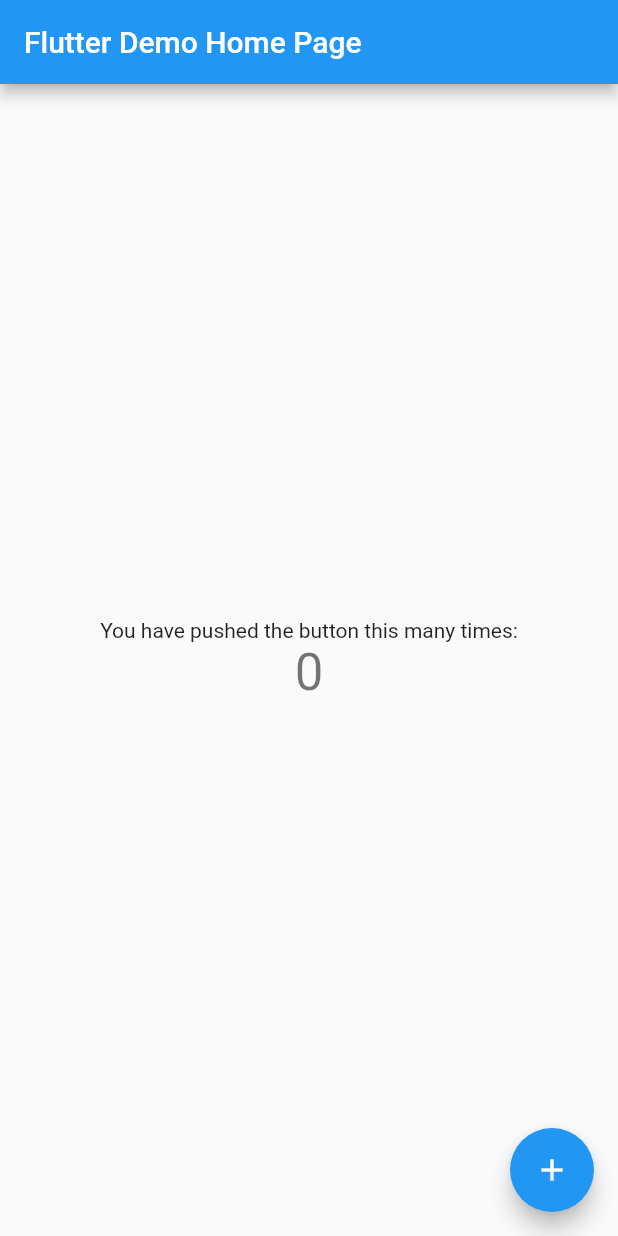
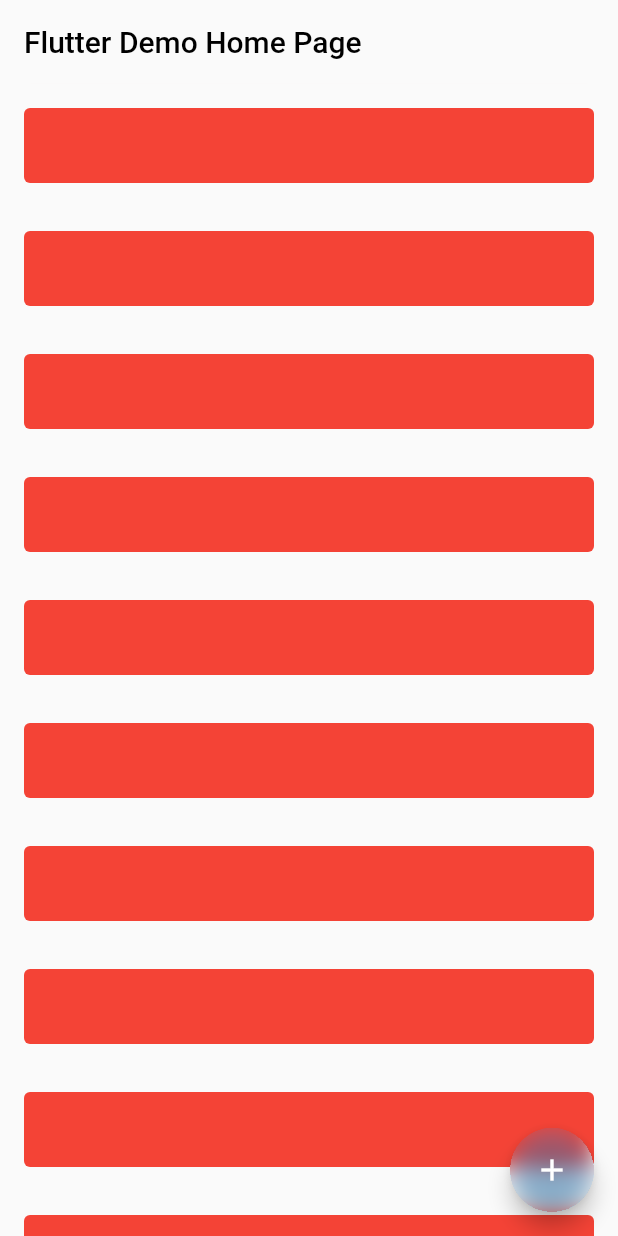
Before and after one commit to dev-bros-official/blur_widget, a Flutter app: the screen it shows after launch, on a phone screen of 412 x 824 dp. Run offline on Flutter 3.47's test engine with Material 2 defaults, Android fonts, the phone set to English and light mode, and no system bars.

Commit message:
refactored and added blur to app bar and floating action button

```diff
--- a/lib/main.dart
+++ b/lib/main.dart
@@ -1,3 +1,4 @@
+import 'package:blur_widget/presentation/home_screen.dart';
 import 'package:flutter/material.dart';
 
 void main() {
@@ -5,113 +6,15 @@ void main() {
 }
 
 class MyApp extends StatelessWidget {
-  // This widget is the root of your application.
   @override
   Widget build(BuildContext context) {
     return MaterialApp(
       title: 'Flutter Demo',
       theme: ThemeData(
-        // This is the theme of your application.
-        //
-        // Try running your application with "flutter run". You'll see the
-        // application has a blue toolbar. Then, without quitting the app, try
-        // changing the primarySwatch below to Colors.green and then invoke
-        // "hot reload" (press "r" in the console where you ran "flutter run",
-        // or simply save your changes to "hot reload" in a Flutter IDE).
-        // Notice that the counter didn't reset back to zero; the application
-        // is not restarted.
         primarySwatch: Colors.blue,
-        // This makes the visual density adapt to the platform that you run
-        // the app on. For desktop platforms, the controls will be smaller and
-        // closer together (more dense) than on mobile platforms.
         visualDensity: VisualDensity.adaptivePlatformDensity,
       ),
-      home: MyHomePage(title: 'Flutter Demo Home Page'),
+      home: HomeScreen(title: 'Flutter Demo Home Page'),
     );
   }
 }
-
-class MyHomePage extends StatefulWidget {
-  MyHomePage({Key key, this.title}) : super(key: key);
-
-  // This widget is the home page of your application. It is stateful, meaning
-  // that it has a State object (defined below) that contains fields that affect
-  // how it looks.
-
-  // This class is the configuration for the state. It holds the values (in this
-  // case the title) provided by the parent (in this case the App widget) and
-  // used by the build method of the State. Fields in a Widget subclass are
-  // always marked "final".
-
-  final String title;
-
-  @override
-  _MyHomePageState createState() => _MyHomePageState();
-}
-
-class _MyHomePageState extends State<MyHomePage> {
-  int _counter = 0;
-
-  void _incrementCounter() {
-    setState(() {
-      // This call to setState tells the Flutter framework that something has
-      // changed in this State, which causes it to rerun the build method below
-      // so that the display can reflect the updated values. If we changed
-      // _counter without calling setState(), then the build method would not be
-      // called again, and so nothing would appear to happen.
-      _counter++;
-    });
-  }
-
-  @override
-  Widget build(BuildContext context) {
-    // This method is rerun every time setState is called, for instance as done
-    // by the _incrementCounter method above.
-    //
-    // The Flutter framework has been optimized to make rerunning build methods
-    // fast, so that you can just rebuild anything that needs updating rather
-    // than having to individually change instances of widgets.
-    return Scaffold(
-      appBar: AppBar(
-        // Here we take the value from the MyHomePage object that was created by
-        // the App.build method, and use it to set our appbar title.
-        title: Text(widget.title),
-      ),
-      body: Center(
-        // Center is a layout widget. It takes a single child and positions it
-        // in the middle of the parent.
-        child: Column(
-          // Column is also a layout widget. It takes a list of children and
-          // arranges them vertically. By default, it sizes itself to fit its
-          // children horizontally, and tries to be as tall as its parent.
-          //
-          // Invoke "debug painting" (press "p" in the console, choose the
-          // "Toggle Debug Paint" action from the Flutter Inspector in Android
-          // Studio, or the "Toggle Debug Paint" command in Visual Studio Code)
-          // to see the wireframe for each widget.
-          //
-          // Column has various properties to control how it sizes itself and
-          // how it positions its children. Here we use mainAxisAlignment to
-          // center the children vertically; the main axis here is the vertical
-          // axis because Columns are vertical (the cross axis would be
-          // horizontal).
-          mainAxisAlignment: MainAxisAlignment.center,
-          children: <Widget>[
-            Text(
-              'You have pushed the button this many times:',
-            ),
-            Text(
-              '$_counter',
-              style: Theme.of(context).textTheme.headline4,
-            ),
-          ],
-        ),
-      ),
-      floatingActionButton: FloatingActionButton(
-        onPressed: _incrementCounter,
-        tooltip: 'Increment',
-        child: Icon(Icons.add),
-      ), // This trailing comma makes auto-formatting nicer for build methods.
-    );
-  }
-}
--- /dev/null
+++ b/lib/presentation/home_screen.dart
@@ -0,0 +1,79 @@
+import 'dart:ui';
+
+import 'package:flutter/material.dart';
+
+class HomeScreen extends StatefulWidget {
+  HomeScreen({Key key, this.title}) : super(key: key);
+
+  final String title;
+
+  @override
+  _MyHomePageState createState() => _MyHomePageState();
+}
+
+class _MyHomePageState extends State<HomeScreen> {
+  int _counter = 0;
+
+  void _incrementCounter() {
+    setState(() {
+      _counter++;
+    });
+  }
+
+  @override
+  Widget build(BuildContext context) {
+    return Scaffold(
+      extendBodyBehindAppBar: true,
+      appBar: AppBar(
+        brightness: Brightness.light,
+        backgroundColor: Colors.transparent,
+        elevation: 0,
+        flexibleSpace: ClipRect(
+          child: BackdropFilter(
+            filter: ImageFilter.blur(
+              sigmaX: 7,
+              sigmaY: 7,
+            ),
+            child: Container(
+              height: 100,
+              color: Colors.transparent,
+            ),
+          ),
+        ),
+        title: Text(
+          widget.title,
+          style: TextStyle(color: Colors.black),
+        ),
+      ),
+      body: ListView.builder(
+        itemBuilder: (context, index) {
+          return Container(
+            margin: const EdgeInsets.all(16),
+            decoration: BoxDecoration(
+              borderRadius: BorderRadius.circular(4),
+              color: Colors.red,
+            ),
+            height: 50,
+          );
+        },
+      ),
+      floatingActionButton: FloatingActionButton(
+        clipBehavior: Clip.hardEdge,
+        backgroundColor: Colors.blue.withOpacity(.3),
+        onPressed: _incrementCounter,
+        tooltip: 'Increment',
+        child: ClipRect(
+          child: BackdropFilter(
+            filter: ImageFilter.blur(
+              sigmaX: 7,
+              sigmaY: 7,
+            ),
+            child: Center(
+              child: Icon(Icons.add),
+            ),
+          ),
+        ),
+      ),
+    );
+  }
+}
```
